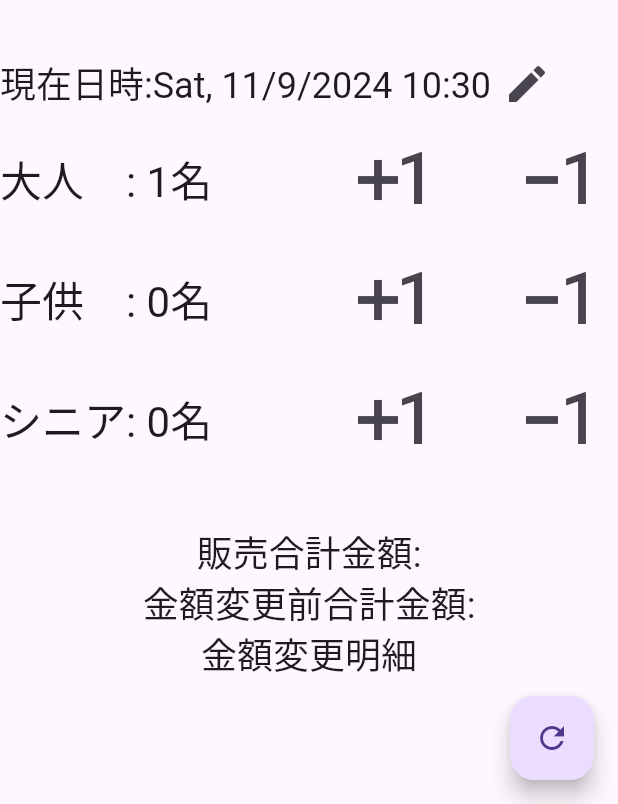
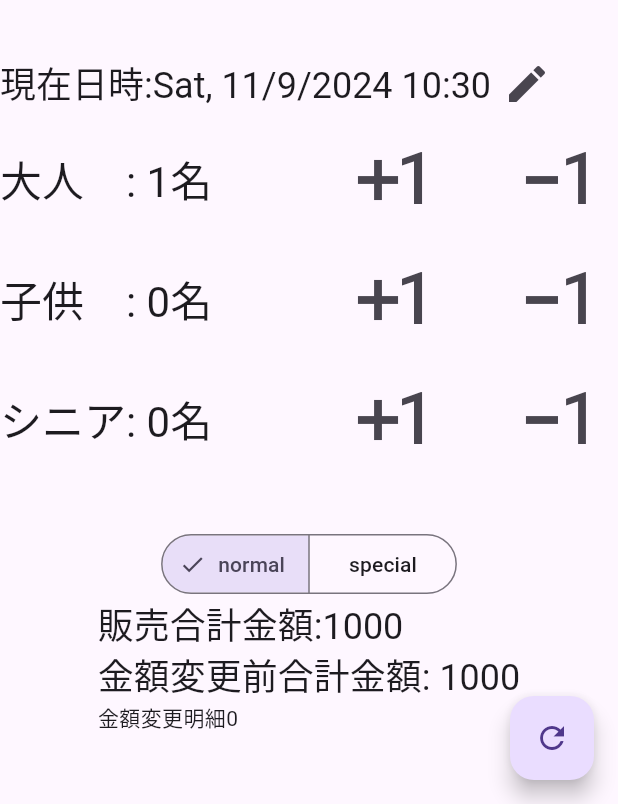
Before and after one commit to xaatw0/zooo_app, a Flutter app: the screen it shows after launch, after a tap on the "exposure plus 1" icon, on a phone screen of 412 x 824 dp, the part 432-1236 px from its top. Run offline on Flutter 3.47's test engine with Material 3 defaults, Android fonts, the light colour scheme and no system bars; our stand-ins replace flutter_riverpod, riverpod_annotation; generated files the repository leaves out were written again.

Commit message:
⾦額計算プログラムの画面でチケットの種類を選択できるようにした。入場料金を取得するようにした

```diff
--- /dev/null
+++ b/lib/ui/pages/fee_calculator/entry_fee_loader.dart
@@ -0,0 +1,14 @@
+import 'package:flutter/services.dart';
+import 'package:flutter_riverpod/flutter_riverpod.dart';
+import 'package:riverpod_annotation/riverpod_annotation.dart';
+
+import '../../../gen/assets.gen.dart';
+import '../../../logic/entry_fee.dart';
+
+part 'entry_fee_loader.g.dart';
+
+@riverpod
+Future<Map<FeeType, EntryFee>> loadEntryFee(Ref ref) async {
+  final jsonData = rootBundle.loadString(Assets.data.entryFee);
+  return EntryFee.loadJson(await jsonData);
+}
--- a/lib/ui/pages/fee_calculator/fee_calculator_model.dart
+++ b/lib/ui/pages/fee_calculator/fee_calculator_model.dart
@@ -1,3 +1,5 @@
+import 'package:zooo_app/logic/entry_fee.dart';
+
 /// チケット販売オペレーター⽤⾦額計算プログラムのモデル
 class FeeCalculatorModel {
   FeeCalculatorModel({
@@ -5,8 +7,10 @@ class FeeCalculatorModel {
     required this.adultCount,
     required this.childCount,
     required this.seniorCount,
+    required this.feeType,
   });
 
+  /// 限定となる日時
   final DateTime currentTime;
 
   /// 大人の人数
@@ -18,12 +22,16 @@ class FeeCalculatorModel {
   /// シニアの人数
   final int seniorCount;
 
+  /// チケットの種類
+  FeeType feeType;
+
   factory FeeCalculatorModel.zero() {
     return FeeCalculatorModel(
       currentTime: DateTime.now(),
       adultCount: 0,
       childCount: 0,
       seniorCount: 0,
+      feeType: FeeType.normal,
     );
   }
 
@@ -32,12 +40,14 @@ class FeeCalculatorModel {
     int? adultCount,
     int? childCount,
     int? seniorCount,
+    FeeType? feeType,
   }) {
     return FeeCalculatorModel(
       currentTime: currentTime ?? this.currentTime,
       adultCount: adultCount ?? this.adultCount,
       childCount: childCount ?? this.childCount,
       seniorCount: seniorCount ?? this.seniorCount,
+      feeType: feeType ?? this.feeType,
     );
   }
 }
--- a/lib/ui/pages/fee_calculator/fee_calculator_provider.dart
+++ b/lib/ui/pages/fee_calculator/fee_calculator_provider.dart
@@ -65,4 +65,8 @@ class FeeCalculatorProvider extends _$FeeCalculatorProvider {
       );
     }
   }
+
+  void changeFeeType(FeeType? feeType) {
+    state = state.copyWith(feeType: feeType);
+  }
 }
--- a/lib/ui/pages/fee_calculator/fee_caluculator_page.dart
+++ b/lib/ui/pages/fee_calculator/fee_caluculator_page.dart
@@ -3,6 +3,7 @@ import 'package:flutter_riverpod/flutter_riverpod.dart';
 import 'package:intl/intl.dart';
 import 'package:zooo_app/gen/assets.gen.dart';
 import 'package:zooo_app/logic/entry_fee.dart';
+import 'package:zooo_app/ui/pages/fee_calculator/entry_fee_loader.dart';
 import 'package:zooo_app/ui/pages/fee_calculator/fee_calculator_provider.dart';
 import 'package:flutter_gen/gen_l10n/app_localizations.dart';
 
@@ -54,17 +55,38 @@ class MainApp extends ConsumerWidget {
                 text:
                     'シニア: ${ref.watch(feeCalculatorProviderProvider.select((e) => e.seniorCount))}名'),
             const SizedBox(height: 32),
+            SegmentedButton<FeeType>(
+              segments: FeeType.values
+                  .map((e) => ButtonSegment(value: e, label: Text(e.name)))
+                  .toList(),
+              selected: {
+                ref.watch(
+                    feeCalculatorProviderProvider.select((e) => e.feeType))
+              },
+              onSelectionChanged: (value) => ref
+                  .read(feeCalculatorProviderProvider.notifier)
+                  .changeFeeType(value.first),
+            ),
+            ref.watch(loadEntryFeeProvider).when(
+                  error: (error, st) => Text(error.toString()),
+                  loading: () => const CircularProgressIndicator(),
+                  data: (entryFee) => Column(
+                    crossAxisAlignment: CrossAxisAlignment.start,
+                    children: [
                       Text(
-              '販売合計⾦額:',
+                        '販売合計⾦額:${getTotalSalesAmount()}',
                         style: Theme.of(context).textTheme.headlineSmall,
                       ),
                       Text(
-              '⾦額変更前合計⾦額:',
+                        '⾦額変更前合計⾦額: ${getTotalAmountBeforeAdjustment()}',
                         style: Theme.of(context).textTheme.headlineSmall,
                       ),
                       Text(
-              '⾦額変更明細',
-              style: Theme.of(context).textTheme.headlineSmall,
+                        '⾦額変更明細${ref.watch(feeCalculatorProviderProvider.select((e) => e.seniorCount))}',
+                        style: Theme.of(context).textTheme.bodyMedium,
+                      ),
+                    ],
+                  ),
                 ),
           ],
         ),
@@ -76,6 +98,10 @@ class MainApp extends ConsumerWidget {
       ),
     );
   }
+
+  int getTotalSalesAmount() => 1000;
+  int getTotalAmountBeforeAdjustment() => 1000;
+  String getAdjustmentDetails() => '明細';
 }
 
 class _InputNumberOfPeopleTile extends ConsumerWidget {
```
Lines whose indentation alone changed are shown as unchanged.
